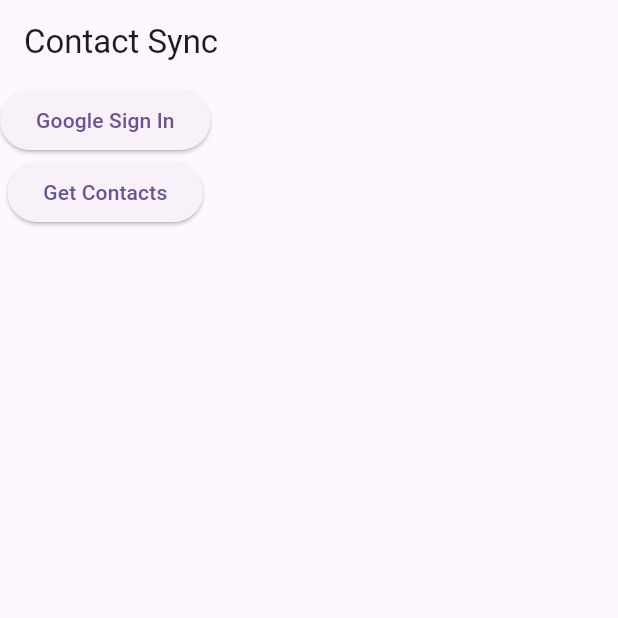
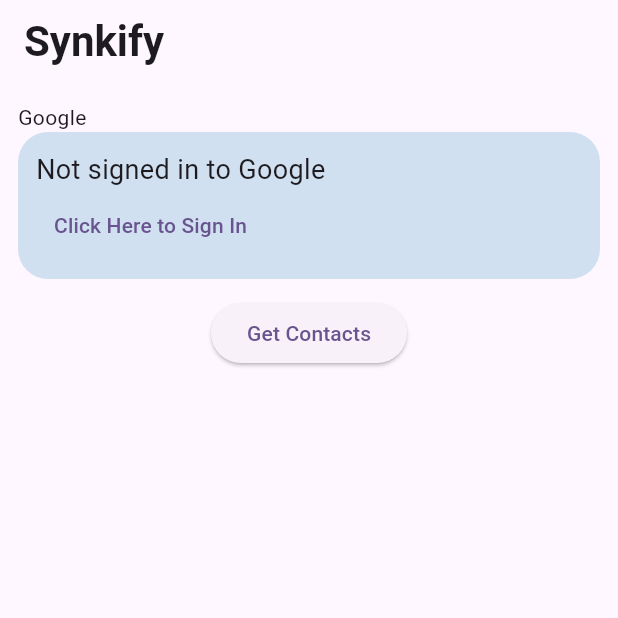
Before and after one commit to Debjit0/contact_sync, a Flutter app: the screen it shows after launch, after a tap on "Get Contacts", on a phone screen of 412 x 824 dp, the top half of it. Run offline on Flutter 3.47's test engine with Material 3 defaults, Android fonts, the phone set to English and light mode, and no system bars; our stand-ins replace contacts_service, firebase_auth, firebase_core, get, google_sign_in, googleapis_auth and 1 more; missing offline and left inert: googleapis; accounts and stored records are empty.

Commit message:
Update home.dart

```diff
--- a/lib/pages/home.dart
+++ b/lib/pages/home.dart
@@ -13,27 +13,122 @@
 }
 
 class _HomepageState extends State<Homepage> {
-  final GoogleSignIn googleSignIn = GoogleSignIn(scopes: [
+  final GoogleSignIn googleSignIn = GoogleSignIn(
+    scopes: [
       'email',
       'https://www.googleapis.com/auth/contacts.readonly',
-    'https://www.googleapis.com/auth/contacts'
-  ]);
+      'https://www.googleapis.com/auth/contacts',
+    ],
+  );
+
+  GoogleSignInAccount? _account;
+
+  @override
+  void initState() {
+    super.initState();
+    _initialsignIn();
+  }
+
+  Future<void> _initialsignIn() async {
+    try {
+      GoogleSignInAccount? account = await googleSignIn.signIn();
+      setState(() {
+        _account = account; // Update state when sign-in is complete
+      });
+    } catch (e) {
+      print('Error during Google Sign-In: $e');
+    }
+  }
+
   @override
   Widget build(BuildContext context) {
     return Scaffold(
-      appBar: AppBar(title: Text("Contact Sync")),
+      appBar: AppBar(
+          title: const Text(
+        "Synkify",
+        style: TextStyle(fontWeight: FontWeight.bold, fontSize: 28),
+      )),
       body: Column(
         children: [
-          ElevatedButton(
+          Container(
+            margin: EdgeInsets.all(12),
+            //height: 50,
+            width: double.infinity,
+            child: Column(
+              crossAxisAlignment: CrossAxisAlignment.start,
+              children: [
+                const Text(
+                  "Google",
+                  style: TextStyle(fontSize: 14),
+                ),
+                // condition for alternatives
+                _account == null
+                    ? Container(
+                        decoration: const BoxDecoration(
+                          borderRadius: BorderRadius.all(Radius.circular(20)),
+                          color: Color.fromARGB(81, 111, 176, 209),
+                        ),
+                        padding: EdgeInsets.all(12),
+                        width: double.infinity,
+                        child: Row(
+                          children: [
+                            Column(
+                              crossAxisAlignment: CrossAxisAlignment.start,
+                              children: [
+                                const Text(
+                                  "Not signed in to Google",
+                                  style: TextStyle(fontSize: 18),
+                                ),
+                                TextButton(
                                     onPressed: () {
                                       handleSignIn();
                                     },
-              child: Text("Google Sign In")),
+                                    child: const Text("Click Here to Sign In"))
+                              ],
+                            ),
+                          ],
+                        ))
+                    : Container(
+                        decoration: const BoxDecoration(
+                          borderRadius: BorderRadius.all(Radius.circular(20)),
+                          color: Color.fromARGB(81, 111, 176, 209),
+                        ),
+                        padding: EdgeInsets.all(12),
+                        width: double.infinity,
+                        child: Row(
+                          mainAxisAlignment: MainAxisAlignment.spaceBetween,
+                          children: [
+                            Column(
+                              crossAxisAlignment: CrossAxisAlignment.start,
+                              children: [
+                                const Text(
+                                  "Signed in",
+                                  style: TextStyle(fontSize: 18),
+                                ),
+                                Text(_account!.email)
+                              ],
+                            ),
+                            const Icon(
+                              Icons.check,
+                              size: 28,
+                              color: Colors.green,
+                            ),
+                          ],
+                        ),
+                      ),
+              ],
+            ),
+          ),
+          // ElevatedButton(
+          //     onPressed: () {
+          //       handleSignIn();
+          //     },
+          //     child: const Text("Google Sign In")),
           ElevatedButton(
               onPressed: () {
                 handleGetContacts();
               },
-              child: Text("Get Contacts"))
+              child: const Text("Get Contacts"))
         ],
       ),
     );
@@ -49,15 +144,9 @@
     getGoogleContacts();
   }
 
-  final GoogleSignIn _googleSignIn = GoogleSignIn(
-    scopes: [
-      'https://www.googleapis.com/auth/contacts.readonly',
-    ],
-  );
-
   Future<void> getGoogleContacts() async {
+    GoogleSignInAccount? account = await googleSignIn.signIn();
     try {
-      final GoogleSignInAccount? account = await _googleSignIn.signIn();
       if (account == null) {
         print("Sign-in failed or was canceled.");
         return;
@@ -89,8 +178,7 @@
 
     try {
       final peopleApi = PeopleServiceApi(client);
-      final response = await peopleApi.people.connections.list(
-        'people/me',
+      final response = await peopleApi.people.connections.list('people/me',
           personFields: 'names,emailAddresses,phoneNumbers',
           pageSize: 500 //change to fetchhh moreeeeeee
           );
@@ -119,5 +207,4 @@
         await googleSignIn.currentUser!.authentication;
     return auth.accessToken;
   }
-
 }
```
Lines whose indentation alone changed are shown as unchanged.
